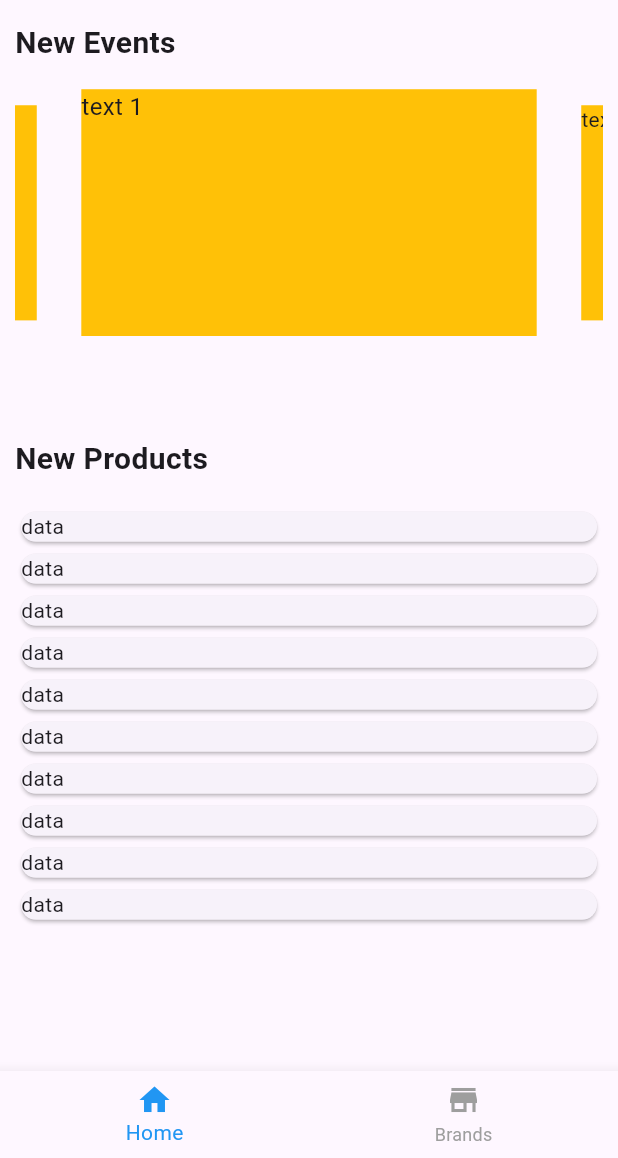
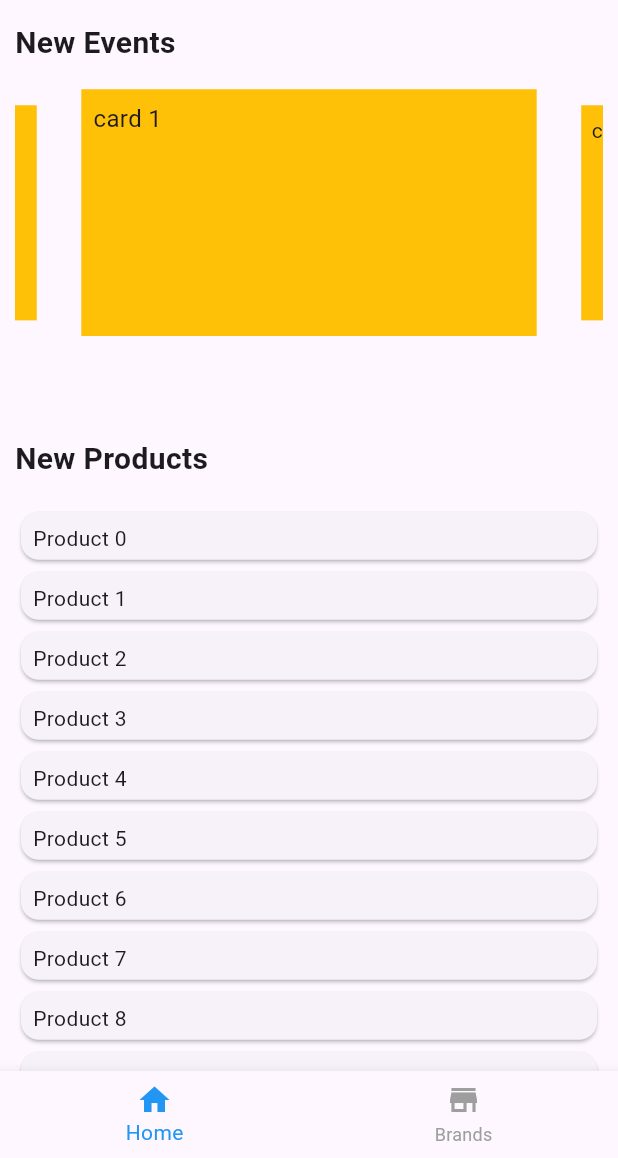
Before and after one commit to yunseoLee0343/new-dinker-front-flutter, a Flutter app: the screen it shows after launch, on a phone screen of 412 x 824 dp, the part 78-1236 px from its top. Run offline on Flutter 3.47's test engine with Material 3 defaults, Android fonts, the phone set to English and light mode, and no system bars; drawn by our look-alikes of carousel_slider; our stand-ins replace bloc, equatable, firebase_auth, firebase_core, flutter_bloc, font_awesome_flutter and 4 more; accounts and stored records are empty.

```diff
--- a/lib/app/view/app.dart
+++ b/lib/app/view/app.dart
@@ -38,11 +38,12 @@ class AppView extends StatelessWidget {
 
   @override
   Widget build(BuildContext context) {
+
     return MaterialApp(
       home: MultiBlocProvider(
         providers: [
           BlocProvider(create: (context) => NavigationBloc()),
-          BlocProvider(create: (context) => FetchBloc(ApiClient("https://api.sampleapis.com/coffee"))),
+          BlocProvider(create: (context) => FetchBloc(ApiClient("http://127.0.0.1:8000/fetch/starbucks/product_name/카푸치노"))),
           // Add more bloc providers if needed
         ],
         child: BlocBuilder<NavigationBloc, NavigationState>(
--- a/lib/fetch/bloc/fetch_bloc.dart
+++ b/lib/fetch/bloc/fetch_bloc.dart
@@ -10,8 +10,8 @@ class FetchBloc extends Bloc<FetchEvent, FetchState> {
     on<FetchEvent>((event, emit) async {
       if (event == FetchEvent.loading) {
         try {
-          final brands = await apiClient.fetch('/hot');
-          emit(FetchLoading(brands));
+          final items = await apiClient.fetch('');
+          emit(FetchLoading(items));
         } catch (error) {
           emit(FetchError(error.toString()));
         }
--- a/lib/home/view/home_page.dart
+++ b/lib/home/view/home_page.dart
@@ -11,6 +11,7 @@ class HomePage extends StatelessWidget {
   const HomePage({super.key});
 
   static Page<void> page() => const MaterialPage<void>(child: HomePage());
+
 
   @override
   Widget build(BuildContext context) {
@@ -88,7 +89,10 @@ class HomePage extends StatelessWidget {
                                   decoration: BoxDecoration(
                                     color: Colors.amber,
                                   ),
-                                  child: Text('text $i', style: TextStyle(fontSize: 16.0),)
+                                  child: Padding(
+                                    padding: const EdgeInsets.all(8.0),
+                                    child: Text('card $i', style: TextStyle(fontSize: 16.0),),
+                                  )
                               );
                             },
                           );
@@ -123,8 +127,12 @@ class HomePage extends StatelessWidget {
                             itemBuilder: (context, index) {
                               return Container(
                                 width: 100.0,
+                                height: 40.0,
                                 child: Card(
-                                  child: Text('data'),
+                                  child: Padding(
+                                    padding: const EdgeInsets.all(8.0),
+                                    child: Text('Product $index'),
+                                  ),
                                 ),
                               );
                             }),
```
Also changed, not shown: lib/fetch/models/api_client.dart (+4 -3 lines), lib/fetch/view/brand.dart (+6 -1 lines), lib/fetch/view/each_brand.dart (added, +25 -0 lines), pubspec.lock.
